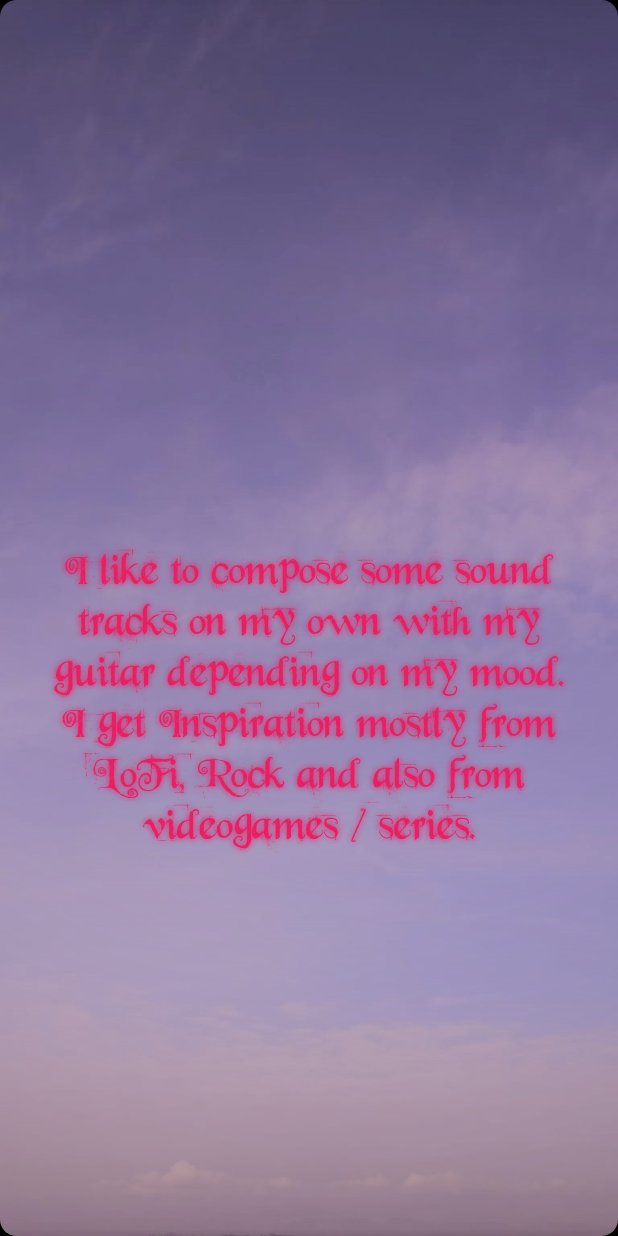
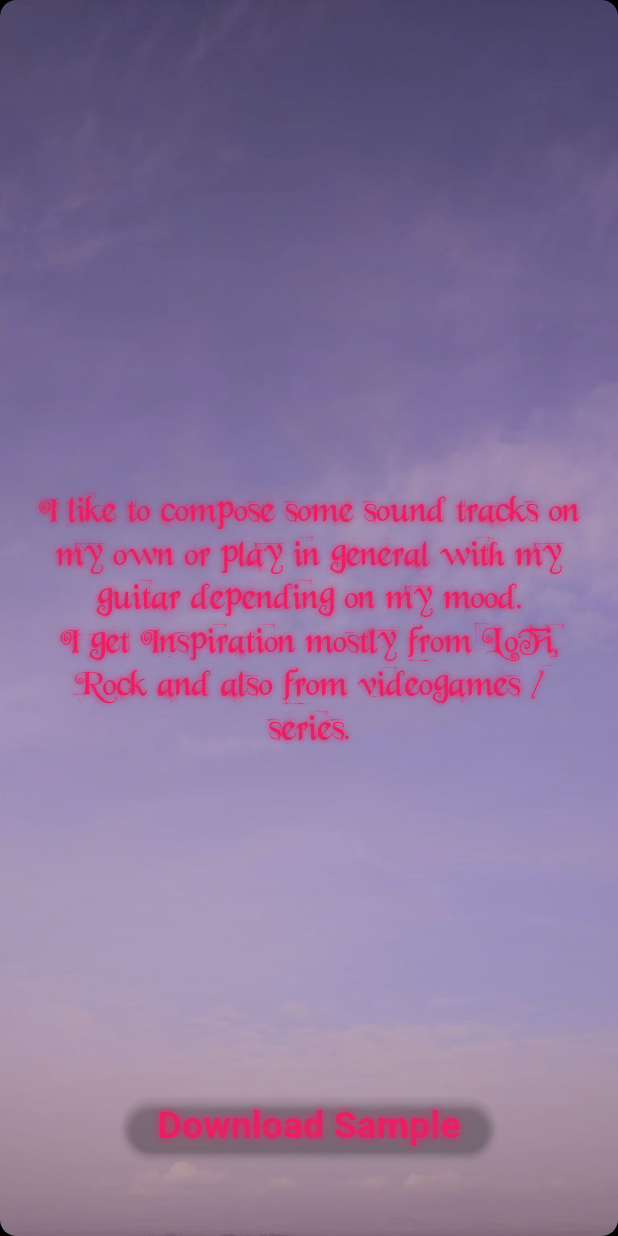
Before and after one commit to ShuiX/Portfolio, a Flutter app: the MusicActivity widget shown alone on an empty page, opened directly, on a phone screen of 412 x 824 dp. Run offline on Flutter 3.47's test engine with Material 2 defaults, Android fonts, the phone set to English and light mode, and no system bars; our stand-ins replace simple_animations, video_player; missing offline and left inert: dart:js.

Commit message:
added audio download button + made some changes

```diff
--- a/lib/pages/activities.dart
+++ b/lib/pages/activities.dart
@@ -2,6 +2,9 @@ import 'package:flutter/material.dart';
 import 'package:portfolio/modules/LinearHalfCurve.dart';
 import 'package:portfolio/modules/animatedWindow.dart';
 import 'package:portfolio/modules/responsiveScreen.dart';
+
+// ignore: avoid_web_libraries_in_flutter
+import 'dart:js' as js;
 
 class Activities extends StatefulWidget {
   @override
@@ -362,7 +365,17 @@ class MusicActivity extends StatelessWidget {
   MusicActivity();
 
   final String _picPath = "assets/images/music.png";
-  final String _contentText = "I like to compose some sound tracks on my own with my guitar depending on my mood.\nI get Inspiration mostly from LoFi, Rock and also from videogames / series.";
+  final String _contentText =
+      "I like to compose some sound tracks on my own or play in general with my guitar depending on my mood.\nI get Inspiration mostly from LoFi, Rock and also from videogames / series.";
+
+  void _openLink() {
+    js.context.callMethod(
+      "open",
+      [
+        "https://shajith-portfolio.web.app/assets/assets/audios/test.mp3"
+      ],
+    );
+  }
 
   @override
   Widget build(BuildContext context) {
@@ -407,10 +420,10 @@ class MusicActivity extends StatelessWidget {
                 return SingleChildScrollView(
                   child: Container(
                     child: Text(
-                      "\n\n\n" + _contentText,
+                      _contentText,
                       textAlign: TextAlign.center,
                       style: Theme.of(context).textTheme.subtitle1.copyWith(
-                        fontSize: 30,
+                        fontSize: 25,
                         color: Colors.pink,
                         fontFamily: "Wonderland",
                         shadows: [
@@ -443,6 +456,55 @@ class MusicActivity extends StatelessWidget {
             },
           ),
         ),
+        Container(
+          padding: EdgeInsets.only(bottom: 50),
+          alignment: Alignment.bottomCenter,
+          child: LayoutBuilder(builder: (context, constraint) {
+            if (constraint.maxWidth < 720) {
+              return RaisedButton(
+                onPressed: _openLink,
+                color: Colors.transparent,
+                shape: RoundedRectangleBorder(
+                    borderRadius: BorderRadius.circular(30)),
+                child: Text(
+                  " Download Sample ",
+                  style: Theme.of(context).textTheme.subtitle1.copyWith(
+                    fontSize: 25,
+                    fontWeight: FontWeight.bold,
+                    color: Colors.pink,
+                    shadows: [
+                      Shadow(
+                        color: Colors.pink,
+                        blurRadius: 7,
+                      )
+                    ],
+                  ),
+                ),
+              );
+            } else {
+              return RaisedButton(
+                onPressed: _openLink,
+                color: Colors.transparent,
+                shape: RoundedRectangleBorder(
+                    borderRadius: BorderRadius.circular(30)),
+                child: Text(
+                  " Download Sample ",
+                  style: Theme.of(context).textTheme.subtitle1.copyWith(
+                    fontSize: 50,
+                    fontWeight: FontWeight.bold,
+                    color: Colors.pink,
+                    shadows: [
+                      Shadow(
+                        color: Colors.pink,
+                        blurRadius: 7,
+                      )
+                    ],
+                  ),
+                ),
+              );
+            }
+          }),
+        ),
       ],
     );
   }
```
Also changed, not shown: 1 other file.
